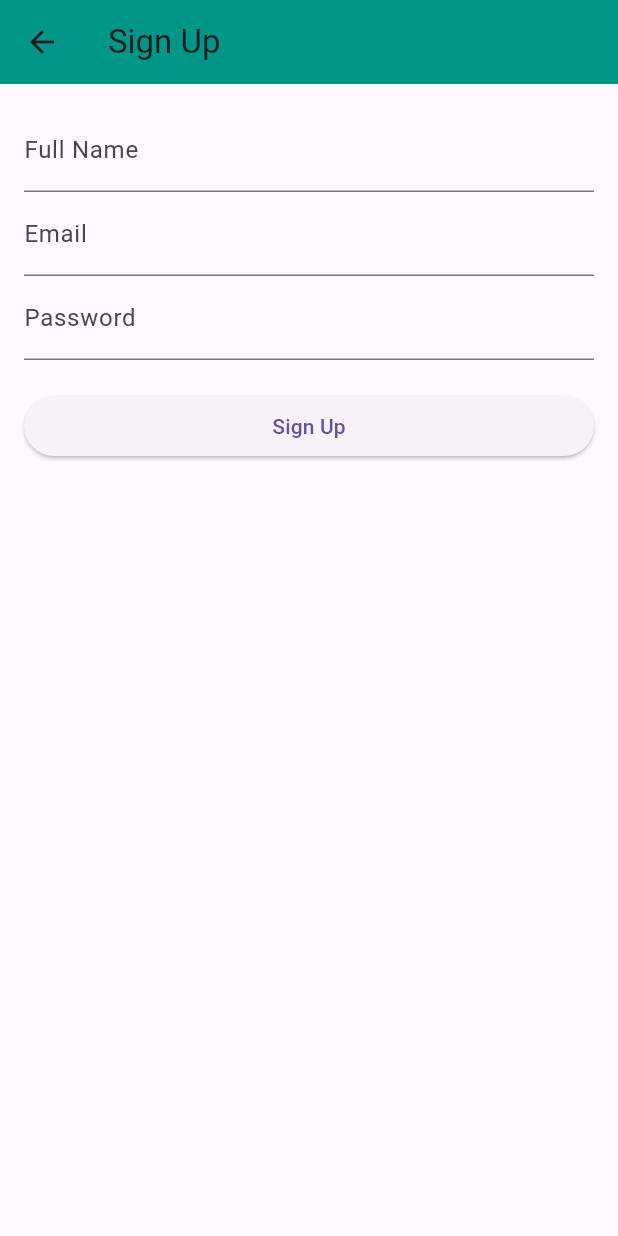
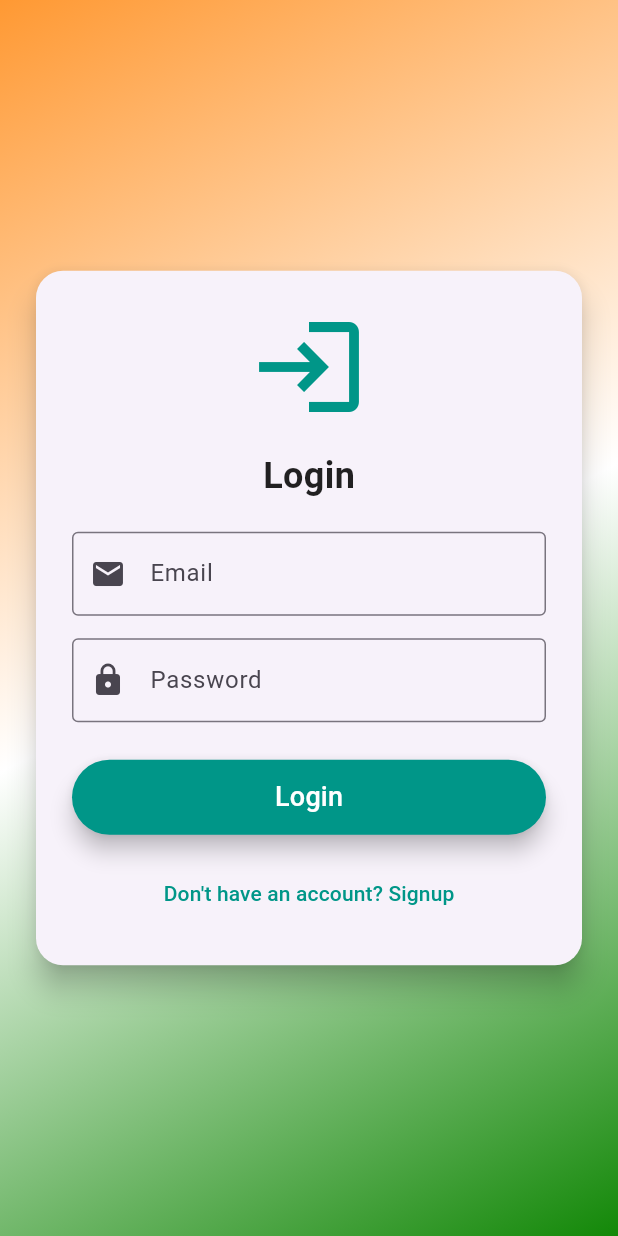
Before and after one commit to RichaBharti0603/Smart-Health-Surveillance-and-Early-Warning-System, a Flutter app: the SignupScreen screen opened directly, on a phone screen of 412 x 824 dp. Run offline on Flutter 3.47's test engine with Material 3 defaults, Android fonts, the phone set to English and light mode, and no system bars; our stand-ins replace smooth_page_indicator.

```diff
--- a/mobile/lib/main.dart
+++ b/mobile/lib/main.dart
@@ -1,21 +1,17 @@
 import 'package:flutter/material.dart';
-import 'screens/login_screen.dart';
 import 'screens/landing_page.dart';
 
 void main() {
-  runApp(const SmartHealthApp());
+  runApp(const MyApp());
 }
 
-class SmartHealthApp extends StatelessWidget {
-  const SmartHealthApp({super.key});
+class MyApp extends StatelessWidget {
+  const MyApp({super.key});
+
   @override
   Widget build(BuildContext context) {
     return MaterialApp(
       debugShowCheckedModeBanner: false,
-      title: "Smart Health",
-      theme: ThemeData(
-        primarySwatch: Colors.blue,
-      ),
       home: const LandingPage(),
     );
   }
--- a/mobile/lib/screens/login_screen.dart
+++ b/mobile/lib/screens/login_screen.dart
@@ -1,6 +1,6 @@
 import 'package:flutter/material.dart';
-import 'home_screen.dart';
-import 'signup_screen.dart';
+import 'home_page.dart';
+import 'signup_page.dart';
 
 class LoginScreen extends StatefulWidget {
   const LoginScreen({super.key});
--- /dev/null
+++ b/mobile/lib/screens/signup_page.dart
@@ -0,0 +1,167 @@
+import 'package:flutter/material.dart';
+import 'home_page.dart'; // make sure this is your HomeScreen file
+
+class SignupScreen extends StatefulWidget {
+  const SignupScreen({super.key});
+
+  @override
+  State<SignupScreen> createState() => _SignupScreenState();
+}
+
+class _SignupScreenState extends State<SignupScreen> {
+  final _formKey = GlobalKey<FormState>();
+  bool isLogin = true; // toggle between login & signup
+
+  final TextEditingController _emailController = TextEditingController();
+  final TextEditingController _passwordController = TextEditingController();
+
+  @override
+  Widget build(BuildContext context) {
+    return Scaffold(
+      body: Container(
+        width: double.infinity,
+        decoration: const BoxDecoration(
+          gradient: LinearGradient(
+            colors: [Color(0xFFFF9933), Colors.white, Color(0xFF138808)],
+            begin: Alignment.topLeft,
+            end: Alignment.bottomRight,
+          ),
+        ),
+        child: Center(
+          child: SingleChildScrollView(
+            child: Card(
+              shape: RoundedRectangleBorder(
+                borderRadius: BorderRadius.circular(18),
+              ),
+              elevation: 8,
+              margin: const EdgeInsets.symmetric(horizontal: 24),
+              child: Padding(
+                padding: const EdgeInsets.all(24.0),
+                child: Form(
+                  key: _formKey,
+                  child: Column(
+                    mainAxisSize: MainAxisSize.min,
+                    children: [
+                      Icon(
+                        isLogin ? Icons.login : Icons.person_add,
+                        size: 80,
+                        color: Colors.teal,
+                      ),
+                      const SizedBox(height: 16),
+                      Text(
+                        isLogin ? "Login" : "Create Account",
+                        style: const TextStyle(
+                          fontSize: 24,
+                          fontWeight: FontWeight.bold,
+                          color: Colors.black87,
+                        ),
+                      ),
+                      const SizedBox(height: 20),
+
+                      // Email Field
+                      TextFormField(
+                        controller: _emailController,
+                        decoration: const InputDecoration(
+                          labelText: "Email",
+                          border: OutlineInputBorder(),
+                          prefixIcon: Icon(Icons.email),
+                        ),
+                        validator: (value) {
+                          if (value == null || value.isEmpty) {
+                            return "Please enter email";
+                          }
+                          if (!value.contains("@")) {
+                            return "Enter a valid email";
+                          }
+                          return null;
+                        },
+                      ),
+                      const SizedBox(height: 15),
+
+                      // Password Field
+                      TextFormField(
+                        controller: _passwordController,
+                        obscureText: true,
+                        decoration: const InputDecoration(
+                          labelText: "Password",
+                          border: OutlineInputBorder(),
+                          prefixIcon: Icon(Icons.lock),
+                        ),
+                        validator: (value) {
+                          if (value == null || value.isEmpty) {
+                            return "Please enter password";
+                          }
+                          if (value.length < 6) {
+                            return "Password must be at least 6 characters";
+                          }
+                          return null;
+                        },
+                      ),
+                      const SizedBox(height: 25),
+
+                      // Login/Signup Button
+                      ElevatedButton(
+                        onPressed: () {
+                          if (_formKey.currentState!.validate()) {
+                            ScaffoldMessenger.of(context).showSnackBar(
+                              SnackBar(
+                                content: Text(
+                                  isLogin ? "Logging in..." : "Signing up...",
+                                ),
+                              ),
+                            );
+                            // Navigate to HomeScreen after login/signup
+                            Future.delayed(const Duration(seconds: 1), () {
+                              Navigator.pushReplacement(
+                                context,
+                                MaterialPageRoute(
+                                    builder: (context) =>
+                                        const HomeScreen()), // ✅ fixed
+                              );
+                            });
+                          }
+                        },
+                        style: ElevatedButton.styleFrom(
+                          minimumSize: const Size(double.infinity, 50),
+                          backgroundColor: Colors.teal,
+                          shape: RoundedRectangleBorder(
+                            borderRadius: BorderRadius.circular(30),
+                          ),
+                          elevation: 6,
+                        ),
+                        child: Text(
+                          isLogin ? "Login" : "Signup",
+                          style: const TextStyle(
+                            fontSize: 18,
+                            color: Colors.white,
+                          ),
+                        ),
+                      ),
+
+                      const SizedBox(height: 15),
+
+                      // Toggle Login / Signup
+                      TextButton(
+                        onPressed: () {
+                          setState(() {
+                            isLogin = !isLogin;
+                          });
+                        },
+                        child: Text(
+                          isLogin
+                              ? "Don't have an account? Signup"
+                              : "Already have an account? Login",
+                          style: const TextStyle(color: Colors.teal),
+                        ),
+                      ),
+                    ],
+                  ),
+                ),
+              ),
+            ),
+          ),
+        ),
+      ),
+    );
+  }
+}
--- a/mobile/lib/screens/signup_screen.dart
+++ /dev/null
@@ -1,63 +0,0 @@
-import 'package:flutter/material.dart';
-import 'home_screen.dart';
-
-class SignupScreen extends StatefulWidget {
-  const SignupScreen({super.key});
-
-  @override
-  State<SignupScreen> createState() => _SignupScreenState();
-}
-
-class _SignupScreenState extends State<SignupScreen> {
-  final _formKey = GlobalKey<FormState>();
-  String? name, email, password;
-
-  @override
-  Widget build(BuildContext context) {
-    return Scaffold(
-      appBar: AppBar(title: const Text("Sign Up"), backgroundColor: Colors.teal),
-      body: Padding(
-        padding: const EdgeInsets.all(16.0),
-        child: Form(
-          key: _formKey,
-          child: ListView(
-            children: [
-              TextFormField(
-                decoration: const InputDecoration(labelText: "Full Name"),
-                onSaved: (val) => name = val,
-                validator: (val) =>
-                    val!.isEmpty ? "Enter your name" : null,
-              ),
-              TextFormField(
-                decoration: const InputDecoration(labelText: "Email"),
-                onSaved: (val) => email = val,
-                validator: (val) =>
-                    val!.isEmpty ? "Enter email" : null,
-              ),
-              TextFormField(
-                decoration: const InputDecoration(labelText: "Password"),
-                obscureText: true,
-                onSaved: (val) => password = val,
-                validator: (val) =>
-                    val!.isEmpty ? "Enter password" : null,
-              ),
-              const SizedBox(height: 20),
-              ElevatedButton(
-                child: const Text("Sign Up"),
-                onPressed: () {
-                  if (_formKey.currentState!.validate()) {
-                    _formKey.currentState!.save();
-                    Navigator.pushReplacement(
-                      context,
-                      MaterialPageRoute(builder: (_) => const HomeScreen()),
-                    );
-                  }
-                },
-              )
-            ],
-          ),
-        ),
-      ),
-    );
-  }
-}
```
Also changed, not shown: mobile/lib/screens/home_page.dart (added, +155 -0 lines), mobile/lib/screens/home_screen.dart (deleted, +0 -118 lines), mobile/lib/screens/landing_page.dart (+26 -10 lines), mobile/lib/screens/learn_more_page.dart (added, +66 -0 lines).
